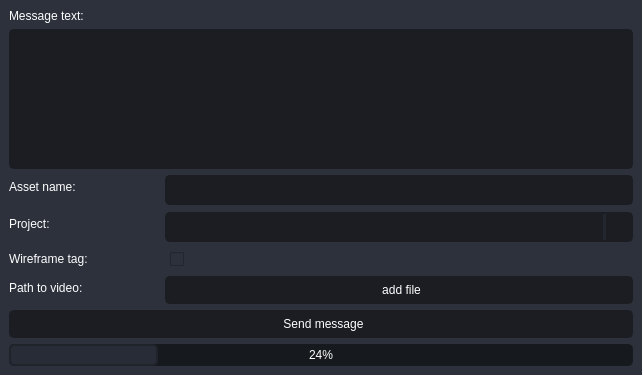
Qt form window.ui (andreikin/renders_360_messager) before a commit.
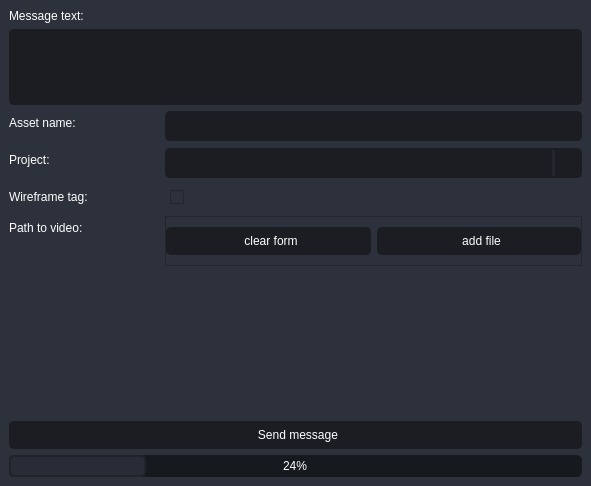
The same form after that commit. Icons and pictures are not drawn.

Diff of the .ui file:
```diff
--- a/window.ui
+++ b/window.ui
@@ -6,8 +6,8 @@
    <rect>
     <x>0</x>
     <y>0</y>
-    <width>642</width>
-    <height>375</height>
+    <width>591</width>
+    <height>486</height>
    </rect>
   </property>
   <property name="windowTitle">
@@ -154,6 +154,12 @@
     </item>
     <item>
      <widget class="QPlainTextEdit" name="message_text_edit">
+      <property name="maximumSize">
+       <size>
+        <width>16777215</width>
+        <height>76</height>
+       </size>
+      </property>
       <property name="styleSheet">
        <string notr="true">	font: normal 12pt &quot;Segoe UI&quot;;
 	text-align: center;
@@ -219,16 +225,59 @@
          <number>7</number>
         </property>
         <item>
-         <widget class="QPushButton" name="path_button">
+         <widget class="QFrame" name="frame">
           <property name="minimumSize">
            <size>
-            <width>100</width>
-            <height>0</height>
+            <width>0</width>
+            <height>50</height>
            </size>
           </property>
-          <property name="text">
-           <string>add file</string>
+          <property name="frameShape">
+           <enum>QFrame::StyledPanel</enum>
           </property>
+          <property name="frameShadow">
+           <enum>QFrame::Raised</enum>
+          </property>
+          <layout class="QHBoxLayout" name="horizontalLayout">
+           <property name="leftMargin">
+            <number>0</number>
+           </property>
+           <property name="topMargin">
+            <number>0</number>
+           </property>
+           <property name="rightMargin">
+            <number>0</number>
+           </property>
+           <property name="bottomMargin">
+            <number>0</number>
+           </property>
+           <item>
+            <widget class="QPushButton" name="clear_button">
+             <property name="minimumSize">
+              <size>
+               <width>100</width>
+               <height>0</height>
+              </size>
+             </property>
+             <property name="text">
+              <string>clear form</string>
+             </property>
+            </widget>
+           </item>
+           <item>
+            <widget class="QPushButton" name="path_button">
+             <property name="minimumSize">
+              <size>
+               <width>100</width>
+               <height>0</height>
+              </size>
+             </property>
+             <property name="text">
+              <string>add file</string>
+             </property>
+            </widget>
+           </item>
+          </layout>
          </widget>
         </item>
        </layout>
@@ -261,6 +310,19 @@
       </item>
      </layout>
     </item>
+    <item>
+     <spacer name="verticalSpacer">
+      <property name="orientation">
+       <enum>Qt::Vertical</enum>
+      </property>
+      <property name="sizeHint" stdset="0">
+       <size>
+        <width>20</width>
+        <height>40</height>
+       </size>
+      </property>
+     </spacer>
+    </item>
     <item>
      <widget class="QPushButton" name="messaje_button">
       <property name="minimumSize">
```
